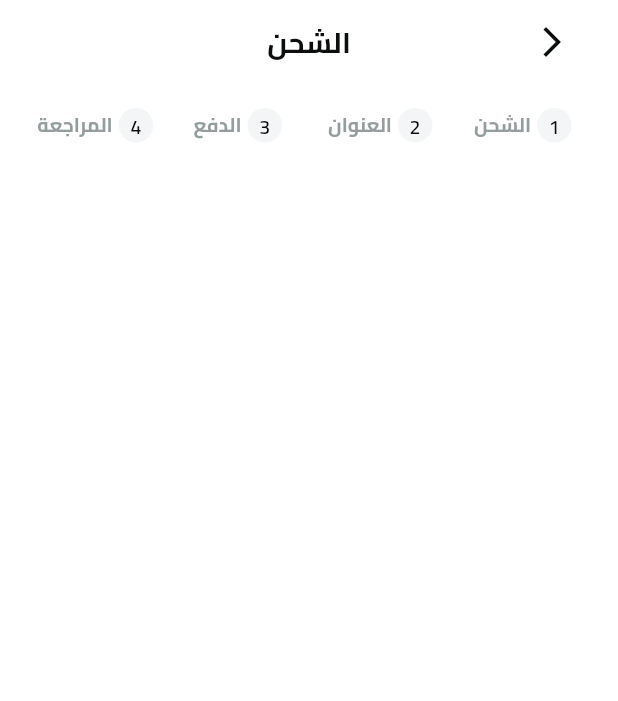
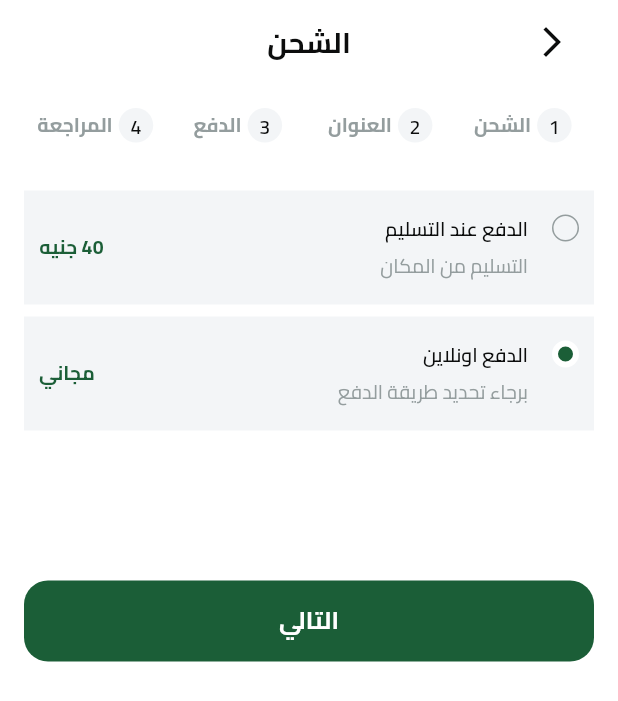
Before and after one commit to samir-227/Pure_Harvest_e_commerce, a Flutter app: the CheckOutView screen opened by its route, on a phone screen of 412 x 824 dp. Shown: the top 701 px of the screen. Run offline on Flutter 3.47's test engine with Material 3 defaults, Android fonts, the phone set to English and light mode, and no system bars; our stand-ins replace bloc, cloud_firestore, dartz, dots_indicator, equatable, firebase_auth and 12 more; missing offline and left inert: flutter_facebook_auth; accounts and stored records are empty; project files that could hold a hidden picture were left out.

Commit message:
create checkout page view & shipping section

```diff
--- a/lib/features/checkout/presentation/views/widgets/check_out_view_body.dart
+++ b/lib/features/checkout/presentation/views/widgets/check_out_view_body.dart
@@ -2,10 +2,29 @@ import 'package:flutter/material.dart';
 import 'package:fruits_hub/core/constants/constants.dart';
 import 'package:fruits_hub/core/widgets/custom_app_bar.dart';
 import 'package:fruits_hub/features/checkout/presentation/views/widgets/check_out_steps.dart';
+import 'package:fruits_hub/features/checkout/presentation/views/widgets/checkout_page_view.dart';
 import 'package:fruits_hub/generated/l10n.dart';
 
-class CheckOutViewBody extends StatelessWidget {
+class CheckOutViewBody extends StatefulWidget {
   const CheckOutViewBody({super.key});
+
+  @override
+  State<CheckOutViewBody> createState() => _CheckOutViewBodyState();
+}
+
+class _CheckOutViewBodyState extends State<CheckOutViewBody> {
+  late PageController pageController;
+  @override
+  void initState() {
+    super.initState();
+    pageController = PageController();
+  }
+
+  @override
+  void dispose() {
+    pageController.dispose();
+    super.dispose();
+  }
 
   @override
   Widget build(BuildContext context) {
@@ -17,6 +36,10 @@ class CheckOutViewBody extends StatelessWidget {
               title: S.of(context).shipping, showNotification: false),
           const SizedBox(height: 16),
           const CheckOutSteps(),
+          Expanded(
+              child: CheckoutPageView(
+            controller: pageController,
+          )),
         ],
       ),
     );
--- /dev/null
+++ b/lib/features/checkout/presentation/views/widgets/checkout_page_view.dart
@@ -0,0 +1,27 @@
+import 'package:flutter/material.dart';
+import 'package:fruits_hub/features/checkout/presentation/views/widgets/shipping_section.dart';
+
+class CheckoutPageView extends StatelessWidget {
+  const CheckoutPageView({super.key, required this.controller});
+  final PageController controller;
+  @override
+  Widget build(BuildContext context) {
+    return PageView.builder(
+      controller: controller,
+      physics: const NeverScrollableScrollPhysics(),
+      itemCount: getPages().length,
+      itemBuilder: (context, index) {
+        return getPages()[index];
+      },
+    );
+  }
+}
+
+List<Widget> getPages() {
+  return [
+    const ShippingSection(),
+    const SizedBox(),
+    const SizedBox(),
+    const SizedBox(),
+  ];
+}
--- /dev/null
+++ b/lib/features/checkout/presentation/views/widgets/shipping_item.dart
@@ -0,0 +1,94 @@
+import 'package:flutter/material.dart';
+import 'package:fruits_hub/core/theming/app_text_style.dart';
+
+class ShippingItem extends StatelessWidget {
+  const ShippingItem(
+      {super.key,
+      required this.title,
+      required this.subtitle,
+      required this.price,
+      required this.isSelected});
+  final String title, subtitle, price;
+  final bool isSelected;
+  @override
+  Widget build(BuildContext context) {
+    var colors = Theme.of(context).colorScheme;
+    return IntrinsicHeight(
+      child: Container(
+        padding: const EdgeInsets.symmetric(horizontal: 10, vertical: 16),
+        color: colors.outline,
+        child: Row(
+            crossAxisAlignment: CrossAxisAlignment.start,
+            mainAxisAlignment: MainAxisAlignment.start,
+            children: [
+              isSelected
+                  ? const ActiveShippingItemDot()
+                  : const InActiveShippingItemDot(),
+              const SizedBox(width: 16),
+              Column(
+                crossAxisAlignment: CrossAxisAlignment.start,
+                children: [
+                  Text(
+                    title,
+                    style: TextStyles.semiBold13
+                        .copyWith(color: colors.onSecondary),
+                  ),
+                  const SizedBox(height: 6),
+                  Text(
+                    subtitle,
+                    style: TextStyles.regular13
+                        .copyWith(color: colors.onSurfaceVariant),
+                  ),
+                ],
+              ),
+              const Spacer(),
+              Center(
+                  child: Text(
+                price,
+                style: TextStyles.bold13.copyWith(color: colors.primary),
+              )),
+            ]),
+      ),
+    );
+  }
+}
+
+class InActiveShippingItemDot extends StatelessWidget {
+  const InActiveShippingItemDot({
+    super.key,
+  });
+
+  @override
+  Widget build(BuildContext context) {
+    return Container(
+      width: 18,
+      height: 18,
+      decoration: const ShapeDecoration(
+        shape: OvalBorder(
+          side: BorderSide(width: 1, color: Color(0xFF949D9E)),
+        ),
+      ),
+    );
+  }
+}
+
+class ActiveShippingItemDot extends StatelessWidget {
+  const ActiveShippingItemDot({
+    super.key,
+  });
+
+  @override
+  Widget build(BuildContext context) {
+    var colors = Theme.of(context).colorScheme;
+    return Container(
+      width: 18,
+      height: 18,
+      decoration: ShapeDecoration(
+        color: colors.primary,
+        shape: OvalBorder(
+          side: BorderSide(width: 4, color: colors.onPrimary),
+        ),
+      ),
+    );
+  }
+}
--- /dev/null
+++ b/lib/features/checkout/presentation/views/widgets/shipping_section.dart
@@ -0,0 +1,31 @@
+import 'package:flutter/material.dart';
+import 'package:fruits_hub/core/widgets/custom_button.dart';
+import 'package:fruits_hub/features/checkout/presentation/views/widgets/shipping_item.dart';
+import 'package:fruits_hub/generated/l10n.dart';
+
+class ShippingSection extends StatelessWidget {
+  const ShippingSection({super.key});
+
+  @override
+  Widget build(BuildContext context) {
+
+    return Column(
+      children: [
+        const SizedBox(height: 32),
+        ShippingItem(
+            title: S.of(context).cashOnDelivery,
+            subtitle: S.of(context).cod,
+            price: '40 جنيه',
+            isSelected: false),
+        const SizedBox(height: 8),
+        ShippingItem(
+            title: S.of(context).payOnline,
+            subtitle: S.of(context).PleaseSelectPaymentMethod,
+            price: S.of(context).free,
+            isSelected: true),
+        const SizedBox(height: 100),
+        CustomButton(text: S.of(context).next, onPressed: () {}),
+      ],
+    );
+  }
+}
--- a/lib/l10n/intl_ar.arb
+++ b/lib/l10n/intl_ar.arb
@@ -44,7 +44,14 @@
 "shipping": "الشحن",
 "payment": "الدفع",
 "address": "العنوان",
-"review": "المراجعة"
+"review": "المراجعة",
+"payOnline": "الدفع اونلاين",
+"cod": "التسليم من المكان",
+"free": "مجاني",
+"cashOnDelivery":"الدفع عند التسليم",
+"PleaseSelectPaymentMethod": "برجاء تحديد طريقة الدفع",
+"next": "التالي"
+
 
 
 }
--- a/lib/l10n/intl_en.arb
+++ b/lib/l10n/intl_en.arb
@@ -44,7 +44,13 @@
     "shipping": "Shipping",
     "payment": "Payment",
     "address": "Address",
-    "review": "Review"
+    "review": "Review",
+    "payOnline": "Pay Online",
+    "cod": "Cash On Delivery",
+    "free": "Free",
+    "cashOnDelivery":"Cash On Delivery",
+    "PleaseSelectPaymentMethod": "Please select payment method",
+    "next": "Next"
 
 
 
```
Also changed, not shown: lib/generated/intl/messages_ar.dart, lib/generated/intl/messages_en.dart, lib/generated/l10n.dart, 4 other files.
